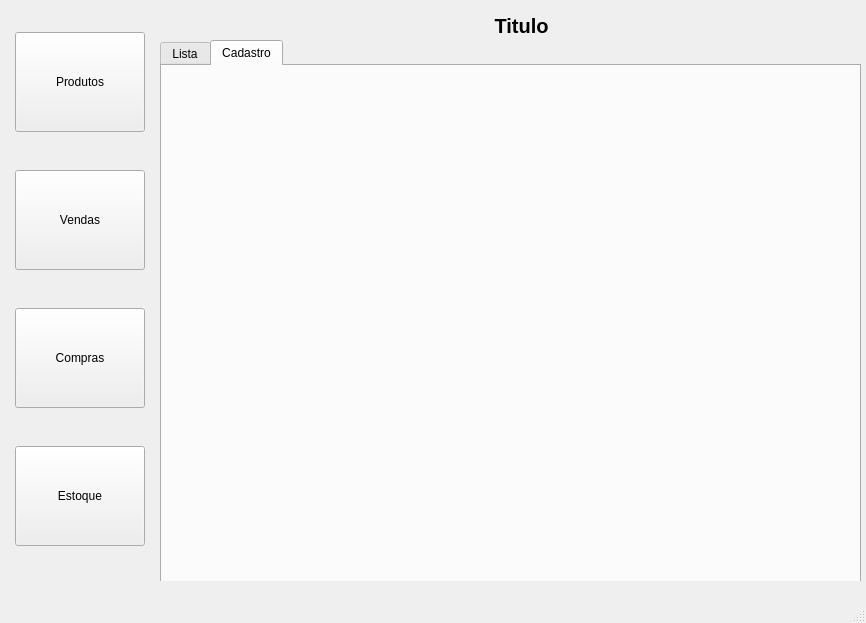
italoranielle/ISvendas, file Cliente_qt/Main.ui: the form before one commit.
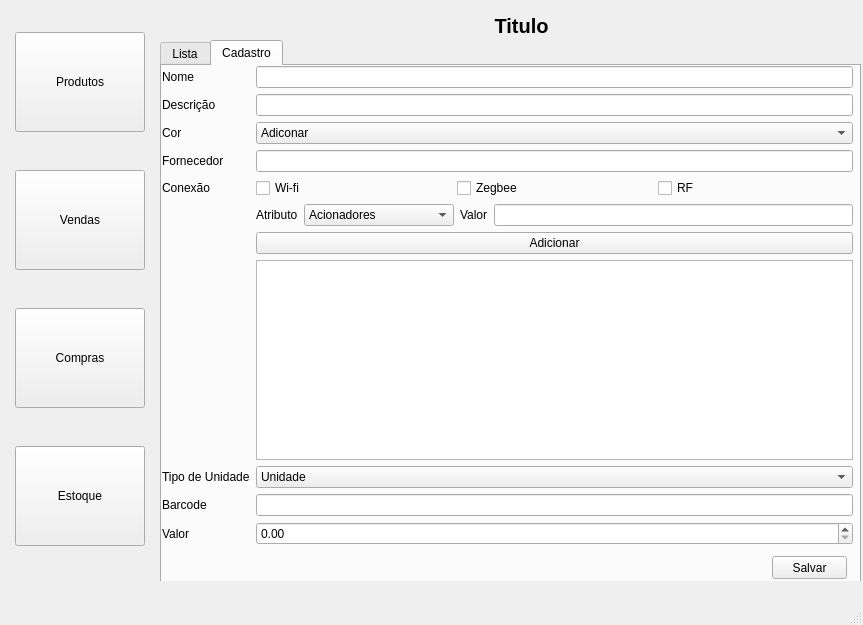
The form after the commit. The open tabs and pages were chosen to show the change.

```diff
--- a/Cliente_qt/Main.ui
+++ b/Cliente_qt/Main.ui
@@ -6,8 +6,8 @@
    <rect>
     <x>0</x>
     <y>0</y>
-    <width>866</width>
-    <height>623</height>
+    <width>863</width>
+    <height>625</height>
    </rect>
   </property>
   <property name="windowTitle">
@@ -479,6 +479,237 @@
        <attribute name="title">
         <string>Cadastro</string>
        </attribute>
+       <widget class="QWidget" name="formLayoutWidget_2">
+        <property name="geometry">
+         <rect>
+          <x>0</x>
+          <y>0</y>
+          <width>691</width>
+          <height>481</height>
+         </rect>
+        </property>
+        <layout class="QFormLayout" name="formLayout_2">
+         <item row="0" column="0">
+          <widget class="QLabel" name="label_12">
+           <property name="text">
+            <string>Nome</string>
+           </property>
+          </widget>
+         </item>
+         <item row="0" column="1">
+          <widget class="QLineEdit" name="edProdName"/>
+         </item>
+         <item row="1" column="0">
+          <widget class="QLabel" name="label_13">
+           <property name="text">
+            <string>Descrição</string>
+           </property>
+          </widget>
+         </item>
+         <item row="1" column="1">
+          <widget class="QLineEdit" name="edProdDescription"/>
+         </item>
+         <item row="2" column="0">
+          <widget class="QLabel" name="label_14">
+           <property name="text">
+            <string>Cor</string>
+           </property>
+          </widget>
+         </item>
+         <item row="2" column="1">
+          <widget class="QComboBox" name="cdColor">
+           <item>
+            <property name="text">
+             <string>Adiconar</string>
+            </property>
+           </item>
+           <item>
+            <property name="text">
+             <string>Branco</string>
+            </property>
+           </item>
+           <item>
+            <property name="text">
+             <string>Preto</string>
+            </property>
+           </item>
+           <item>
+            <property name="text">
+             <string>Não aplicavel</string>
+            </property>
+           </item>
+          </widget>
+         </item>
+         <item row="3" column="0">
+          <widget class="QLabel" name="label_15">
+           <property name="text">
+            <string>Fornecedor</string>
+           </property>
+          </widget>
+         </item>
+         <item row="3" column="1">
+          <widget class="QLineEdit" name="edProdSuplyer"/>
+         </item>
+         <item row="4" column="0">
+          <widget class="QLabel" name="label_16">
+           <property name="text">
+            <string>Conexão</string>
+           </property>
+          </widget>
+         </item>
+         <item row="4" column="1">
+          <layout class="QHBoxLayout" name="horizontalLayout_3">
+           <item>
+            <widget class="QCheckBox" name="chbProdWifi">
+             <property name="text">
+              <string>Wi-fi</string>
+             </property>
+            </widget>
+           </item>
+           <item>
+            <widget class="QCheckBox" name="chbProdZegbee">
+             <property name="text">
+              <string>Zegbee</string>
+             </property>
+            </widget>
+           </item>
+           <item>
+            <widget class="QCheckBox" name="chbProdRF">
+             <property name="text">
+              <string>RF</string>
+             </property>
+            </widget>
+           </item>
+          </layout>
+         </item>
+         <item row="5" column="1">
+          <layout class="QVBoxLayout" name="verticalLayout_10">
+           <item>
+            <layout class="QHBoxLayout" name="horizontalLayout_5">
+             <item>
+              <widget class="QLabel" name="label_18">
+               <property name="text">
+                <string>Atributo</string>
+               </property>
+              </widget>
+             </item>
+             <item>
+              <widget class="QComboBox" name="cbProdAttr">
+               <property name="minimumSize">
+                <size>
+                 <width>150</width>
+                 <height>0</height>
+                </size>
+               </property>
+               <item>
+                <property name="text">
+                 <string>Acionadores</string>
+                </property>
+               </item>
+               <item>
+                <property name="text">
+                 <string>Tomadas</string>
+                </property>
+               </item>
+               <item>
+                <property name="text">
+                 <string>Entradas</string>
+                </property>
+               </item>
+               <item>
+                <property name="text">
+                 <string>Saidas</string>
+                </property>
+               </item>
+              </widget>
+             </item>
+             <item>
+              <widget class="QLabel" name="label_19">
+               <property name="text">
+                <string>Valor</string>
+               </property>
+              </widget>
+             </item>
+             <item>
+              <widget class="QLineEdit" name="edProdAttrValue"/>
+             </item>
+            </layout>
+           </item>
+           <item>
+            <widget class="QPushButton" name="btProdADD">
+             <property name="text">
+              <string>Adicionar</string>
+             </property>
+            </widget>
+           </item>
+           <item>
+            <widget class="QListView" name="lsProdAttr">
+             <property name="maximumSize">
+              <size>
+               <width>16777215</width>
+               <height>200</height>
+              </size>
+             </property>
+            </widget>
+           </item>
+          </layout>
+         </item>
+         <item row="6" column="0">
+          <widget class="QLabel" name="label_20">
+           <property name="text">
+            <string>Tipo de Unidade</string>
+           </property>
+          </widget>
+         </item>
+         <item row="6" column="1">
+          <widget class="QComboBox" name="cbProdUnitType">
+           <item>
+            <property name="text">
+             <string>Unidade</string>
+            </property>
+           </item>
+           <item>
+            <property name="text">
+             <string>Comprimento</string>
+            </property>
+           </item>
+          </widget>
+         </item>
+         <item row="7" column="0">
+          <widget class="QLabel" name="label_21">
+           <property name="text">
+            <string>Barcode</string>
+           </property>
+          </widget>
+         </item>
+         <item row="7" column="1">
+          <widget class="QLineEdit" name="edProdBarcode"/>
+         </item>
+         <item row="8" column="0">
+          <widget class="QLabel" name="label_22">
+           <property name="text">
+            <string>Valor</string>
+           </property>
+          </widget>
+         </item>
+         <item row="8" column="1">
+          <widget class="QDoubleSpinBox" name="edProdValue"/>
+         </item>
+        </layout>
+       </widget>
+       <widget class="QPushButton" name="btProdSave">
+        <property name="geometry">
+         <rect>
+          <x>610</x>
+          <y>490</y>
+          <width>75</width>
+          <height>23</height>
+         </rect>
+        </property>
+        <property name="text">
+         <string>Salvar</string>
+        </property>
+       </widget>
       </widget>
      </widget>
     </widget>
```
Left out of the diff: 98 changed lines with no effect on the pictures.
